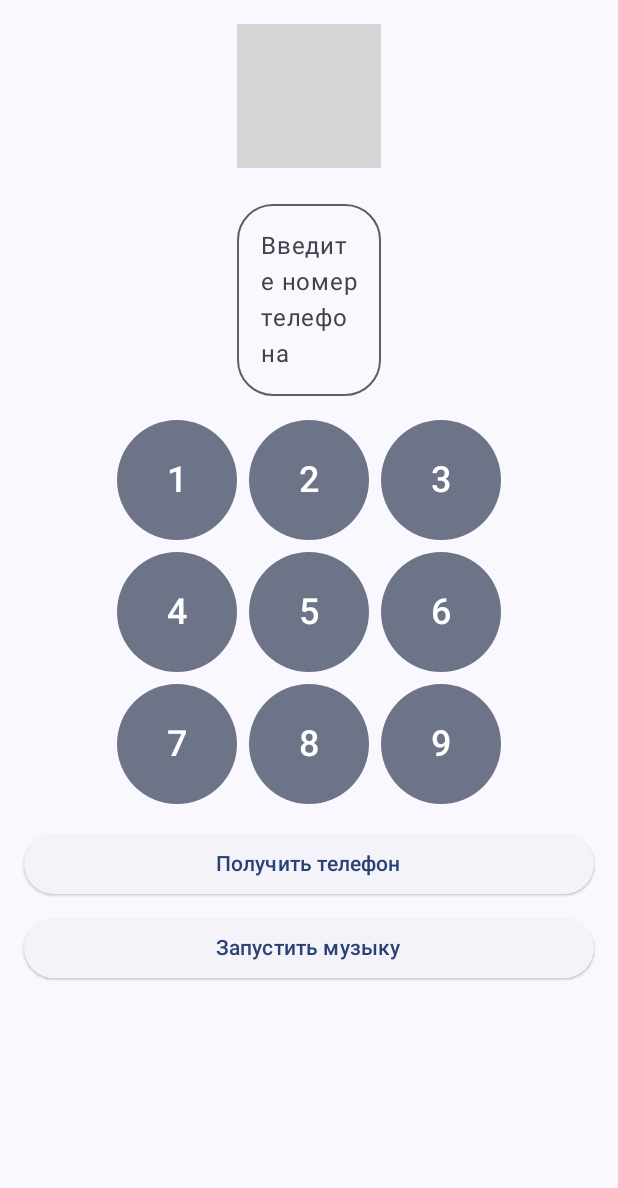
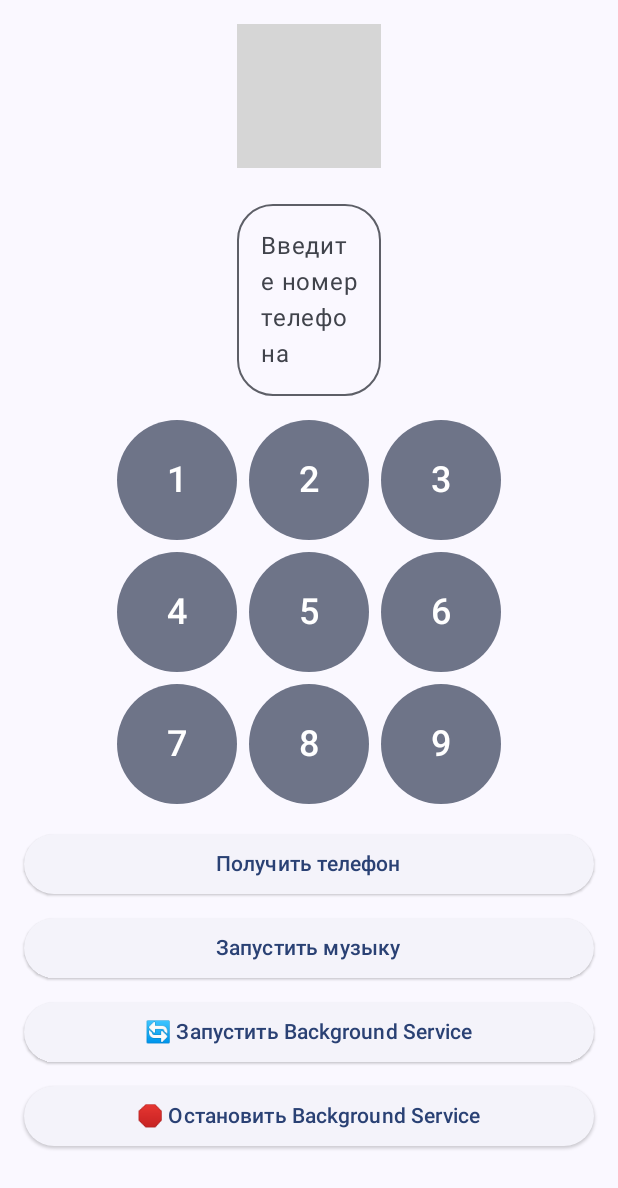
Before and after one commit to ksandrpetrov/SquirrelTestApp, an Android app built with Jetpack Compose: the screen it shows after launch (MainActivity), on a phone screen of 412 x 824 dp. Shown: the top 1188 px of the screen. Run offline under Robolectric (Android 15) with nearby library versions, the phone set to English and light mode, and no system bars; libraries missing offline, so code that uses them is left out: androidx.palette.graphics; grey boxes are pictures that could not be loaded.

Commit message:
Add baclground service

```diff
--- a/app/src/main/AndroidManifest.xml
+++ b/app/src/main/AndroidManifest.xml
@@ -7,6 +7,7 @@
     <uses-permission android:name="android.permission.FOREGROUND_SERVICE" />
     <uses-permission android:name="android.permission.POST_NOTIFICATIONS"/>
     <uses-permission android:name="android.permission.FOREGROUND_SERVICE_MEDIA_PLAYBACK"/>
+    <uses-permission android:name="android.permission.WAKE_LOCK" />
 
     <application
         android:allowBackup="true"
@@ -33,6 +34,9 @@
                 <action android:name="androidx.media3.session.MediaSessionService"/>
             </intent-filter>
         </service>
+        <service android:name=".GreetingBackgroundService"
+            android:enabled="true"
+            android:exported="false" />
     </application>
 
 </manifest>
--- a/app/src/main/java/com/example/heis2025/MainActivity.kt
+++ b/app/src/main/java/com/example/heis2025/MainActivity.kt
@@ -24,6 +24,8 @@ import androidx.activity.compose.setContent
 import androidx.activity.enableEdgeToEdge
 import androidx.activity.result.contract.ActivityResultContracts
 import androidx.activity.result.launch
+import androidx.core.app.ActivityCompat
+import androidx.core.content.ContextCompat
 import androidx.compose.animation.AnimatedContent
 import androidx.compose.animation.SizeTransform
 import androidx.compose.animation.fadeIn
@@ -111,6 +113,15 @@ class MainActivity : ComponentActivity() {
     override fun onCreate(savedInstanceState: Bundle?) {
         super.onCreate(savedInstanceState)
         enableEdgeToEdge()
+
+        // Запрашиваем разрешение на уведомления
+        if (ContextCompat.checkSelfPermission(this, Manifest.permission.POST_NOTIFICATIONS) != PackageManager.PERMISSION_GRANTED) {
+            ActivityCompat.requestPermissions(this, arrayOf(Manifest.permission.POST_NOTIFICATIONS), 1001)
+        }
+
+        // Автоматически запускаем классический Background Service
+        GreetingBackgroundService.startService(this)
+
         setContent {
             Heis2025Theme {
                 Scaffold(modifier = Modifier.fillMaxSize()) { innerPadding ->
@@ -155,6 +166,8 @@ class MainActivity : ComponentActivity() {
     override fun onDestroy() {
         super.onDestroy()
         unregisterReceiver(batteryReceiver)
+        // Останавливаем Background Service
+        GreetingBackgroundService.stopService(this)
     }
 }
 
@@ -313,6 +326,29 @@ fun Greeting(modifier: Modifier = Modifier) {
         }
     }
 
+    val startServiceButton = @Composable {
+        ElevatedButton(
+            onClick = {
+                GreetingBackgroundService.startService(context)
+            },
+            modifier = Modifier.fillMaxWidth()
+        ) {
+            Text("🔄 Запустить Background Service")
+        }
+    }
+
+    val stopServiceButton = @Composable {
+        ElevatedButton(
+            onClick = {
+                GreetingBackgroundService.stopService(context)
+            },
+            modifier = Modifier.fillMaxWidth()
+        ) {
+            Text("🛑 Остановить Background Service")
+        }
+    }
+
+
     if (isLandscape) {
         Row(
             modifier = modifier
@@ -348,6 +384,10 @@ fun Greeting(modifier: Modifier = Modifier) {
                 getPhoneButton()
                 Spacer(modifier = Modifier.height(8.dp))
                 launchMusicButton()
+                Spacer(modifier = Modifier.height(8.dp))
+                startServiceButton()
+                Spacer(modifier = Modifier.height(8.dp))
+                stopServiceButton()
             }
         }
     } else { // Portrait
@@ -388,6 +428,10 @@ fun Greeting(modifier: Modifier = Modifier) {
             getPhoneButton()
             Spacer(modifier = Modifier.height(8.dp))
             launchMusicButton()
+            Spacer(modifier = Modifier.height(8.dp))
+            startServiceButton()
+            Spacer(modifier = Modifier.height(8.dp))
+            stopServiceButton()
         }
     }
 
```
Also changed, not shown: app/src/main/java/com/example/heis2025/GreetingBackgroundService.kt (added, +172 -0 lines).
